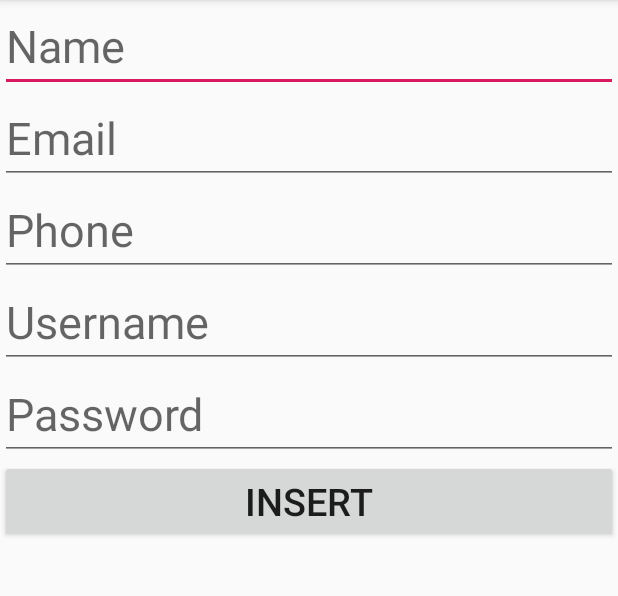
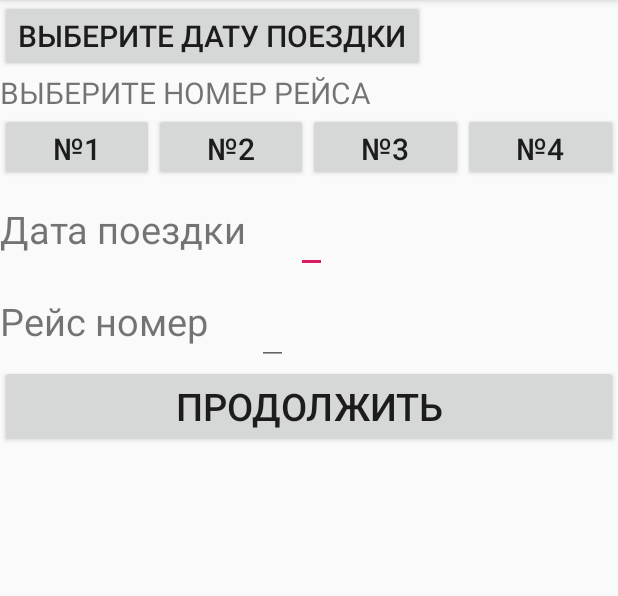
Before and after one commit to Alex22485/P_081119_twoativ_auth_and_database, an Android app: the Main4Activity screen opened directly, with no data from a screen before it, on a phone screen of 412 x 824 dp, the part 84-680 px from its top. Run offline under Robolectric (Android 15) with nearby library versions, the phone set to English and light mode, and no system bars; our stand-ins replace Firebase (no records; nobody signed in at launch, a user with empty details on screens opened directly).

Commit message:
Доваляется в базу данные с календаря и с дата рейса!!!

```diff
--- a/app/src/main/java/com/mapbox/mapboxandroiddemo/examples/p_081119_twoativ_auth_and_database/Main2Activity.java
+++ b/app/src/main/java/com/mapbox/mapboxandroiddemo/examples/p_081119_twoativ_auth_and_database/Main2Activity.java
@@ -1,5 +1,4 @@
 package com.mapbox.mapboxandroiddemo.examples.p_081119_twoativ_auth_and_database;
-
 import android.content.DialogInterface;
 import android.content.Intent;
 import android.os.Bundle;
@@ -58,7 +57,6 @@ public class Main2Activity extends AppCompatActivity implements View.OnClickList
         if (requestCode == RC_SIGN_IN) {
             IdpResponse idpResponse = IdpResponse.fromResultIntent(data);
 
-
             if (resultCode == RESULT_OK) {
                 // Successfully signed in
                 FirebaseUser user = FirebaseAuth.getInstance().getCurrentUser(
--- a/app/src/main/java/com/mapbox/mapboxandroiddemo/examples/p_081119_twoativ_auth_and_database/Main4Activity.java
+++ b/app/src/main/java/com/mapbox/mapboxandroiddemo/examples/p_081119_twoativ_auth_and_database/Main4Activity.java
@@ -3,9 +3,11 @@ package com.mapbox.mapboxandroiddemo.examples.p_081119_twoativ_auth_and_database
 import androidx.annotation.NonNull;
 import androidx.appcompat.app.AppCompatActivity;
 
+import android.app.DatePickerDialog;
 import android.os.Bundle;
 import android.view.View;
 import android.widget.Button;
+import android.widget.DatePicker;
 import android.widget.EditText;
 import android.widget.Toast;
 
@@ -17,13 +19,33 @@ import com.google.firebase.database.DatabaseReference;
 import com.google.firebase.database.FirebaseDatabase;
 import com.google.firebase.database.ValueEventListener;
 
+import java.util.Calendar;
+
 public class Main4Activity extends AppCompatActivity {
 
-    EditText Name,Email,Phone,Username,Password;
     Button btnInsert;
+    EditText Flight;
     FirebaseDatabase database;
     DatabaseReference ref;
     User user;
+
+
+    // ADD Calendar
+    Button choisData;
+    EditText Calend;
+    int year;
+    int month;
+    int dayOfmonth;
+    Calendar calendar;
+    DatePickerDialog datePickerDialog;
+
+
+    // Chois Data and number Flight
+    Button fly_1;
+    Button fly_2;
+    Button fly_3;
+    Button fly_4;
+
 
     @Override
     protected void onCreate(Bundle savedInstanceState) {
@@ -32,24 +54,79 @@ public class Main4Activity extends AppCompatActivity {
 
 
 
-        Name = findViewById(R.id.Name);
-        Phone = findViewById(R.id.Phone);
-        Email = findViewById(R.id.Email);
-        Username = findViewById(R.id.Username);
-        Password = findViewById(R.id.Password);
+
+        Flight = findViewById(R.id.Flight);
+
+        fly_1 =(Button)findViewById(R.id.fly_1);
+        fly_2 =(Button)findViewById(R.id.fly_2);
+        fly_3 =(Button)findViewById(R.id.fly_3);
+        fly_4 =(Button)findViewById(R.id.fly_4);
+
+
+// ADD Calendar
+        choisData=(Button)findViewById(R.id.choisData);
+        Calend=findViewById(R.id.Calend);
+
+
+
+
         btnInsert = findViewById(R.id.btnInsert);
         database = FirebaseDatabase.getInstance();
         ref = database.getReference("Пользователь");
         user = new User();
+
+
+
+        fly_1.setOnClickListener(new View.OnClickListener() {
+            @Override
+            public void onClick(View v) {
+                Flight.setText("1");
+            }
+        });
+        fly_2.setOnClickListener(new View.OnClickListener() {
+            @Override
+            public void onClick(View v) {
+                Flight.setText("2");
+            }
+        });
+        fly_3.setOnClickListener(new View.OnClickListener() {
+            @Override
+            public void onClick(View v) {
+                Flight.setText("3");
+            }
+        });
+        fly_4.setOnClickListener(new View.OnClickListener() {
+            @Override
+            public void onClick(View v) {
+                Flight.setText("4");
+            }
+        });
+
+
+
+        choisData.setOnClickListener(new View.OnClickListener() {
+            @Override
+            public void onClick(View view) {
+                calendar=Calendar.getInstance();
+                year=calendar.get(Calendar.YEAR);
+                month=calendar.get(Calendar.MONTH);
+                dayOfmonth=calendar.get(Calendar.DAY_OF_MONTH);
+                datePickerDialog=new DatePickerDialog(Main4Activity.this,
+                        new DatePickerDialog.OnDateSetListener() {
+                            @Override
+                            public void onDateSet(DatePicker datePicker, int year, int month, int day) {
+                                Calend.setText(day + "." + (month + 1) + "." + year);
+                            }
+                        }, year,month,dayOfmonth);
+                datePickerDialog.show();
+            }
+        });
     }
 
     private void  getValues(){
+        user.setРейс(Flight.getText().toString());
+        user.setДата(Calend.getText().toString());
 
-        user.setName(Name.getText().toString());
-        user.setEmail(Email.getText().toString());
-        user.setPhone(Phone.getText().toString());
-        user.setUserName(Username.getText().toString());
-        user.setPassword(Password.getText().toString());
     };
 
     public void btnInsert (View view){
--- a/app/src/main/res/layout/activity_main4.xml
+++ b/app/src/main/res/layout/activity_main4.xml
@@ -6,61 +6,131 @@
     android:layout_width="match_parent"
     android:layout_height="match_parent"
     android:orientation="vertical"
-    tools:context=".MainActivity">
+    tools:context=".Main4Activity">
 
-    <EditText
-        android:id="@+id/Name"
+
+    <Button
+        android:id="@+id/choisData"
+        android:layout_width="wrap_content"
+        android:layout_height="wrap_content"
+        android:text="Выберите дату поездки"
+        android:textSize="20dp">
+    </Button>
+
+
+    <TextView
+        android:layout_width="wrap_content"
+        android:layout_height="wrap_content"
+        android:text="ВЫБЕРИТЕ НОМЕР РЕЙСА"
+        android:textSize="20dp" />
+
+    <LinearLayout
+        android:id="@+id/one"
+        android:layout_width="match_parent"
+        android:layout_height="45dp"
+        android:layout_alignParentTop="true"
+        android:orientation="horizontal">
+
+
+        <Button
+            android:id="@+id/fly_1"
+            android:layout_width="wrap_content"
+            android:layout_height="wrap_content"
+            android:text="№1"
+            android:layout_weight="1"
+            android:textSize="20dp"
+            />
+
+        <Button
+            android:id="@+id/fly_2"
+            android:layout_width="wrap_content"
+            android:layout_height="wrap_content"
+            android:layout_weight="1"
+            android:text="№2"
+            android:textSize="20dp" />
+
+        <Button
+            android:id="@+id/fly_3"
+            android:layout_width="wrap_content"
+            android:layout_height="wrap_content"
+            android:text="№3"
+            android:layout_weight="1"
+            android:textSize="20dp"
+            />
+
+        <Button
+            android:id="@+id/fly_4"
+            android:layout_width="wrap_content"
+            android:layout_height="wrap_content"
+            android:text="№4"
+            android:layout_weight="1"
+            android:textSize="20dp"
+            />
+
+    </LinearLayout>
+
+
+    <LinearLayout
         android:layout_width="match_parent"
         android:layout_height="wrap_content"
-        android:hint="Name"
-        android:textSize="30dp"
-        android:inputType="textPersonName"
-        android:ems="10"
-        />
-    <EditText
-        android:id="@+id/Email"
+        android:orientation="horizontal">
+
+        <TextView
+            android:layout_width="wrap_content"
+            android:layout_height="wrap_content"
+            android:text="Дата поездки"
+            android:textSize="25dp" />
+
+        <TextView
+            android:layout_width="wrap_content"
+            android:layout_height="wrap_content"
+            android:text="       "
+            android:textSize="20dp" />
+        <EditText
+            android:id="@+id/Calend"
+            android:layout_width="wrap_content"
+            android:layout_height="wrap_content"
+            android:textColor="@color/colorAccent"
+            android:textSize="30dp" />
+
+    </LinearLayout>
+
+    <LinearLayout
         android:layout_width="match_parent"
         android:layout_height="wrap_content"
-        android:hint="Email"
-        android:textSize="30dp"
-        android:inputType="textEmailAddress"
-        android:ems="10"
-        />
-    <EditText
-        android:id="@+id/Phone"
-        android:layout_width="match_parent"
-        android:layout_height="wrap_content"
-        android:hint="Phone"
-        android:inputType="phone"
-        android:textSize="30dp"
-        android:ems="10"
-        />
-    <EditText
-        android:id="@+id/Username"
-        android:layout_width="match_parent"
-        android:layout_height="wrap_content"
-        android:hint="Username"
-        android:inputType="textPersonName"
-        android:textSize="30dp"
-        android:ems="10"
-        />
-    <EditText
-        android:id="@+id/Password"
-        android:layout_width="match_parent"
-        android:layout_height="wrap_content"
-        android:hint="Password"
-        android:textSize="30dp"
-        android:inputType="textPassword"
-        android:ems="10"
-        />
+        android:orientation="horizontal">
+
+
+        <TextView
+            android:layout_width="wrap_content"
+            android:layout_height="wrap_content"
+            android:text="Рейс номер"
+            android:textSize="25dp" />
+
+        <TextView
+            android:layout_width="wrap_content"
+            android:layout_height="wrap_content"
+            android:text="       "
+            android:textSize="20dp" />
+
+
+        <EditText
+            android:id="@+id/Flight"
+            android:layout_width="wrap_content"
+            android:layout_height="wrap_content"
+            android:textColor="@color/colorAccent"
+            android:textSize="30dp" />
+
+    </LinearLayout>
+
     <Button
         android:id="@+id/btnInsert"
         android:layout_width="match_parent"
         android:layout_height="wrap_content"
-        android:text="Insert"
+        android:text="Продолжить"
         android:textSize="25dp"
         android:onClick="btnInsert"
-        android:ems="10"/>
+        />
 
 
 </LinearLayout>
```
Also changed, not shown: app/src/main/java/com/mapbox/mapboxandroiddemo/examples/p_081119_twoativ_auth_and_database/User.java (+14 -46 lines).
